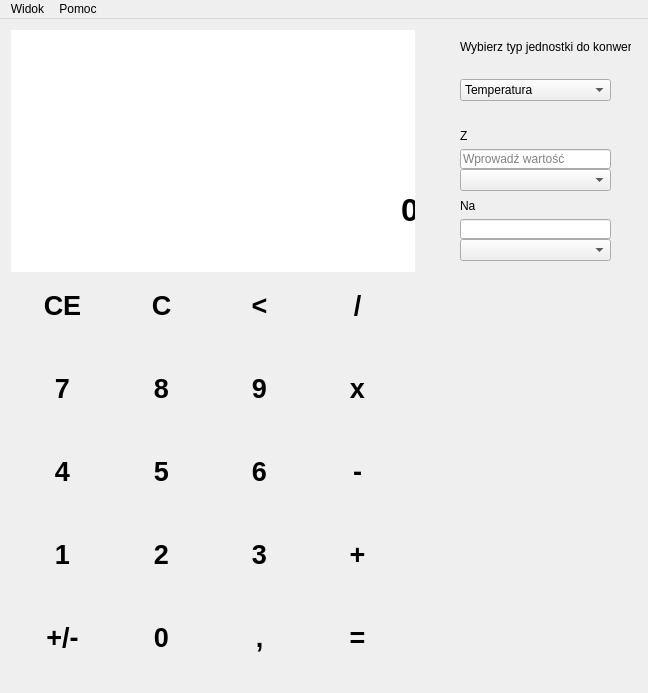
Old version of the form calculator.ui in the repository Codemaster-John/Kalkulajtor.
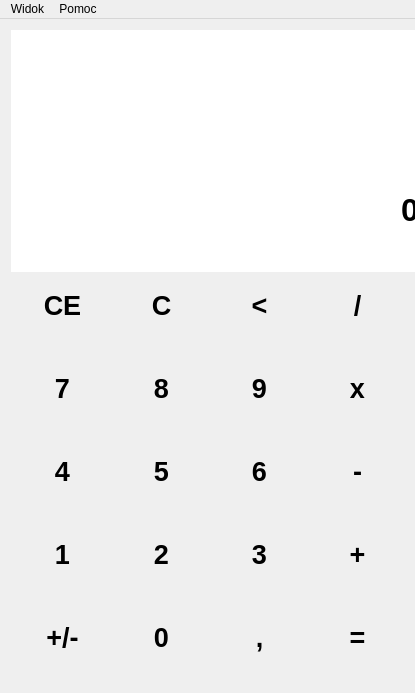
New version of the form. Icons and pictures are not drawn.

```diff
--- a/calculator.ui
+++ b/calculator.ui
@@ -6,7 +6,7 @@
    <rect>
     <x>0</x>
     <y>0</y>
-    <width>648</width>
+    <width>415</width>
     <height>693</height>
    </rect>
   </property>
@@ -690,7 +690,7 @@
    <widget class="QLabel" name="label">
     <property name="geometry">
      <rect>
-      <x>460</x>
+      <x>440</x>
       <y>20</y>
       <width>171</width>
       <height>16</height>
@@ -703,7 +703,7 @@
    <widget class="QComboBox" name="comboBox">
     <property name="geometry">
      <rect>
-      <x>460</x>
+      <x>440</x>
       <y>60</y>
       <width>151</width>
       <height>22</height>
@@ -743,7 +743,7 @@
    <widget class="QLabel" name="label_2">
     <property name="geometry">
      <rect>
-      <x>460</x>
+      <x>440</x>
       <y>110</y>
       <width>47</width>
       <height>13</height>
@@ -756,7 +756,7 @@
    <widget class="QComboBox" name="comboBox_2">
     <property name="geometry">
      <rect>
-      <x>460</x>
+      <x>440</x>
       <y>150</y>
       <width>151</width>
       <height>22</height>
@@ -766,7 +766,7 @@
    <widget class="QComboBox" name="comboBox_3">
     <property name="geometry">
      <rect>
-      <x>460</x>
+      <x>440</x>
       <y>220</y>
       <width>151</width>
       <height>22</height>
@@ -776,7 +776,7 @@
    <widget class="QLabel" name="label_3">
     <property name="geometry">
      <rect>
-      <x>460</x>
+      <x>440</x>
       <y>180</y>
       <width>47</width>
       <height>13</height>
@@ -789,7 +789,7 @@
    <widget class="QLineEdit" name="input">
     <property name="geometry">
      <rect>
-      <x>460</x>
+      <x>440</x>
       <y>130</y>
       <width>151</width>
       <height>20</height>
@@ -802,7 +802,7 @@
    <widget class="QLineEdit" name="output">
     <property name="geometry">
      <rect>
-      <x>460</x>
+      <x>440</x>
       <y>200</y>
       <width>151</width>
       <height>20</height>
@@ -818,7 +818,7 @@
     <rect>
      <x>0</x>
      <y>0</y>
-     <width>648</width>
+     <width>415</width>
      <height>22</height>
     </rect>
    </property>
```
